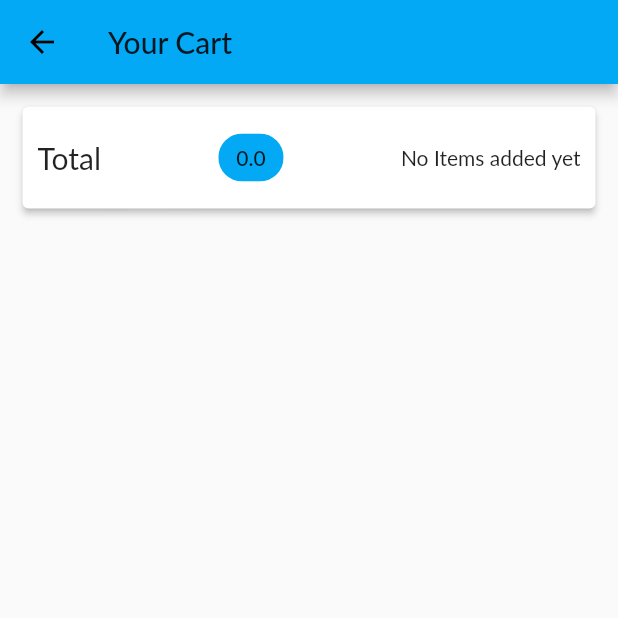
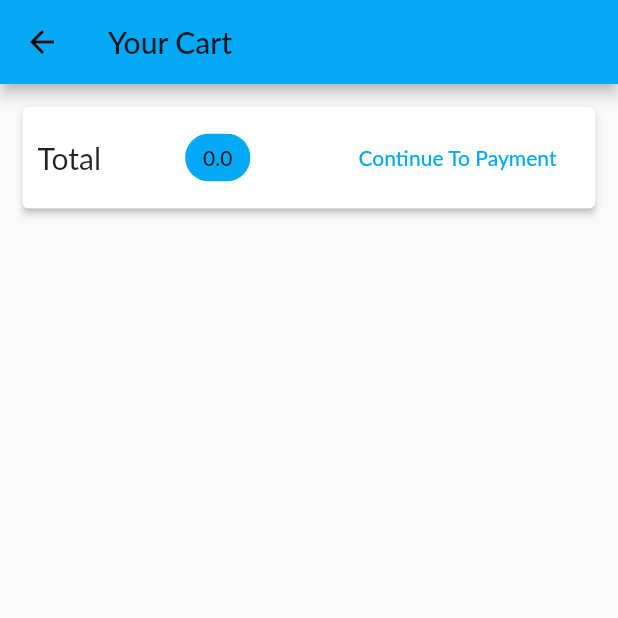
Before and after one commit to siddhartha0110/Flutter_MyShop, a Flutter app: the CartScreen screen opened by its route, on a phone screen of 412 x 824 dp, the top half of it. Run offline on Flutter 3.47's test engine with Material 2 defaults, Android fonts, the phone set to English and light mode, and no system bars; network calls fail; Roboto replaces fonts that are missing (Lato).

Commit message:
Orders from backend

```diff
--- a/lib/providers/products.dart
+++ b/lib/providers/products.dart
@@ -26,6 +26,9 @@ class Products with ChangeNotifier {
       final response = await http.get(url);
       final extractedData = json.decode(response.body) as Map<String, dynamic>;
       final List<Product> loadedProducts = [];
+      if (extractedData == null) {
+        return;
+      }
       extractedData.forEach((prodId, prodData) {
         loadedProducts.add(Product(
           id: prodId,
--- a/lib/screens/cart_screen.dart
+++ b/lib/screens/cart_screen.dart
@@ -38,20 +38,7 @@ class CartScreen extends StatelessWidget {
                     backgroundColor: Theme.of(context).primaryColor,
                   ),
                   Spacer(),
-                  cart.cartItemCount != 0
-                      ? FlatButton(
-                          child: Text('Continue To Payment'),
-                          onPressed: () {
-                            Provider.of<Orders>(context, listen: false)
-                                .addOrder(
-                                    cart.cart.values.toList(), cart.paymentAmt);
-                            cart.clearCart();
-                          },
-                          textColor: Theme.of(context).primaryColor,
-                        )
-                      : Column(
-                          children: <Widget>[Text('No Items added yet')],
-                        )
+                  OrderButton(cart: cart)
                 ],
               ),
             ),
@@ -74,3 +61,41 @@ class CartScreen extends StatelessWidget {
     );
   }
 }
+
+class OrderButton extends StatefulWidget {
+  const OrderButton({
+    Key key,
+    @required this.cart,
+  }) : super(key: key);
+
+  final Cart cart;
+
+  @override
+  _OrderButtonState createState() => _OrderButtonState();
+}
+
+class _OrderButtonState extends State<OrderButton> {
+  var _isLoading = false;
+  @override
+  Widget build(BuildContext context) {
+    return FlatButton(
+      child: _isLoading
+          ? CircularProgressIndicator()
+          : Text('Continue To Payment'),
+      onPressed: (widget.cart.paymentAmt <= 0 || _isLoading)
+          ? null
+          : () async {
+              setState(() {
+                _isLoading = true;
+              });
+              await Provider.of<Orders>(context, listen: false).addOrder(
+                  widget.cart.cart.values.toList(), widget.cart.paymentAmt);
+              setState(() {
+                _isLoading = false;
+              });
+              widget.cart.clearCart();
+            },
+      textColor: Theme.of(context).primaryColor,
+    );
+  }
+}
```
Also changed, not shown: lib/providers/orders.dart (+45 -3 lines), lib/screens/orders_screen.dart (+21 -3 lines).
